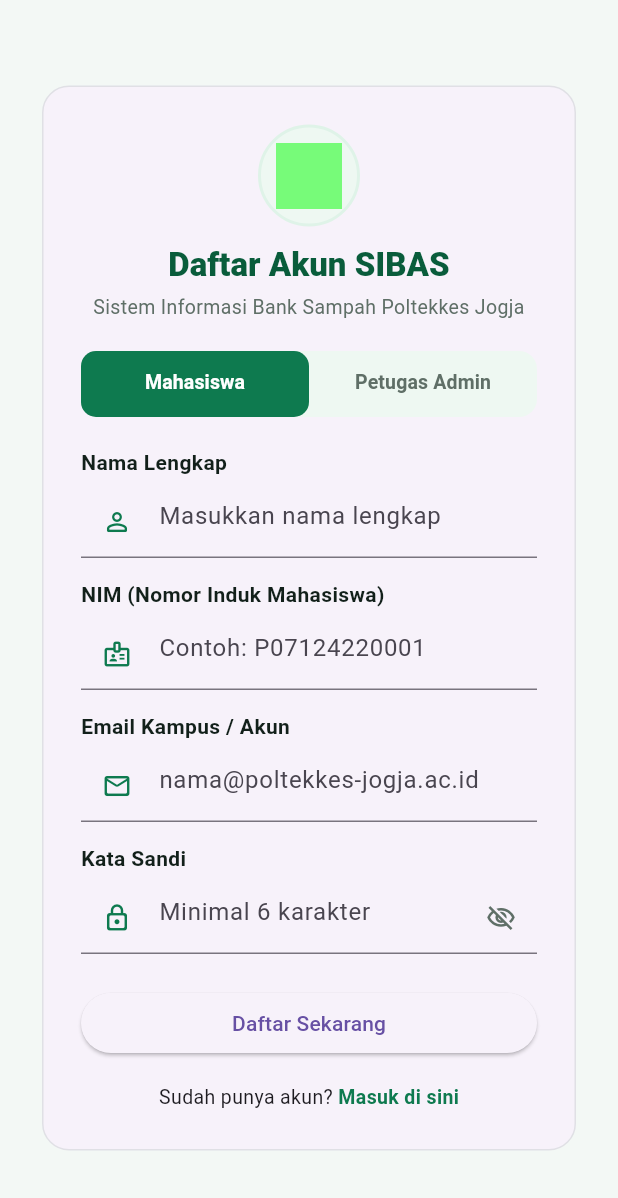
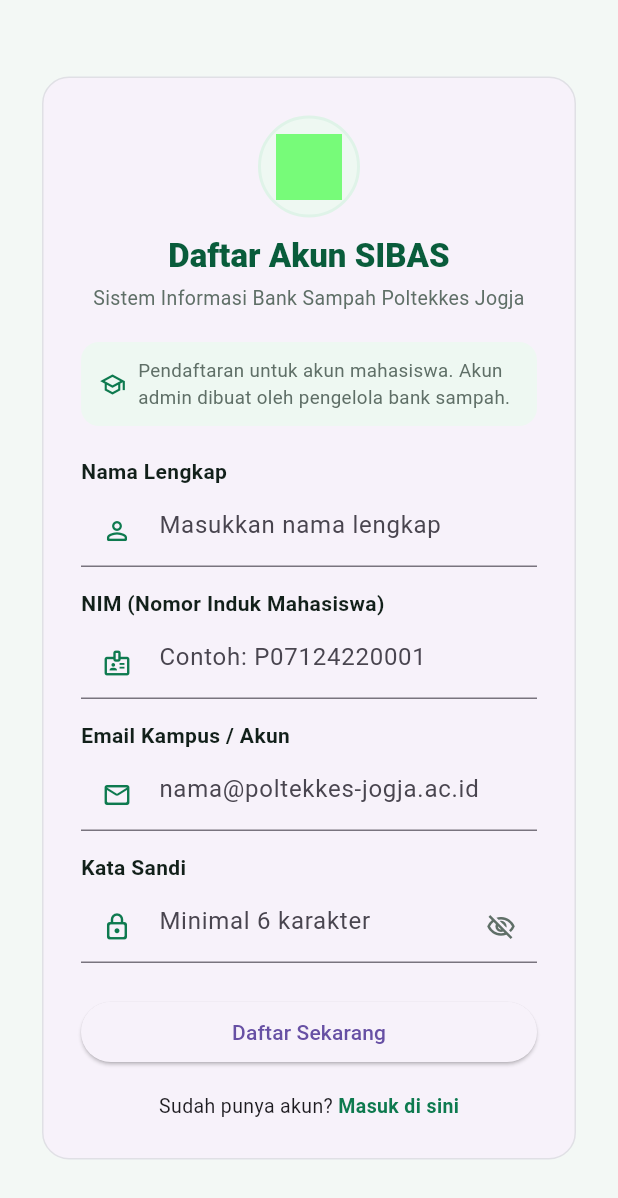
Before and after one commit to rezaghalbi/SIBAS, a Flutter app: the RegisterScreen screen opened directly, on a phone screen of 412 x 824 dp. Shown: the top 1198 px of the screen. Run offline on Flutter 3.47's test engine with Material 3 defaults, Android fonts, the light colour scheme and no system bars; our stand-ins replace flutter_riverpod, go_router, google_fonts, image_picker, qr_flutter, supabase_flutter; missing offline and left inert: mobile_scanner; accounts and stored records are empty.

Commit message:
Perbaiki alur login dan kunci registrasi ke role mahasiswa
Pesan error auth dipetakan ke bahasa Indonesia lewat authErrorMessage;
email_not_confirmed memunculkan panel di layar login dengan tombol kirim
ulang verifikasi. signUp tidak lagi mengirim role dari klien dan
mengembalikan null bila server meminta verifikasi email, sehingga tidak
mengklaim sesi yang belum ada. Tab admin di form registrasi dihapus.

```diff
--- a/lib/features/auth/presentation/screens/register_screen.dart
+++ b/lib/features/auth/presentation/screens/register_screen.dart
@@ -2,6 +2,7 @@
 import 'package:flutter_riverpod/flutter_riverpod.dart';
 import 'package:go_router/go_router.dart';
 import '../../../../core/constants/colors.dart';
+import '../../data/auth_repository.dart';
 import '../providers/auth_provider.dart';
 
 class RegisterScreen extends ConsumerStatefulWidget {
@@ -11,8 +12,7 @@
   ConsumerState<RegisterScreen> createState() => _RegisterScreenState();
 }
 
-class _RegisterScreenState extends ConsumerState<RegisterScreen> with SingleTickerProviderStateMixin {
-  late TabController _tabController;
+class _RegisterScreenState extends ConsumerState<RegisterScreen> {
   final _formKey = GlobalKey<FormState>();
   final _fullNameController = TextEditingController();
   final _nimController = TextEditingController();
@@ -22,14 +22,7 @@
   bool _isLoading = false;
 
   @override
-  void initState() {
-    super.initState();
-    _tabController = TabController(length: 2, vsync: this);
-  }
-
-  @override
   void dispose() {
-    _tabController.dispose();
     _fullNameController.dispose();
     _nimController.dispose();
     _emailController.dispose();
@@ -37,24 +30,25 @@
     super.dispose();
   }
 
-  String get _currentRole => _tabController.index == 0 ? 'mahasiswa' : 'admin';
-
   Future<void> _handleRegister() async {
     if (!_formKey.currentState!.validate()) return;
 
     setState(() => _isLoading = true);
     try {
-      await ref.read(currentUserProvider.notifier).register(
+      final user = await ref.read(currentUserProvider.notifier).register(
             email: _emailController.text,
             password: _passwordController.text,
             fullName: _fullNameController.text,
-            role: _currentRole,
-            nim: _currentRole == 'mahasiswa' ? _nimController.text : null,
+            nim: _nimController.text,
           );
       if (mounted) {
         ScaffoldMessenger.of(context).showSnackBar(
-          const SnackBar(
-            content: Text('Pendaftaran berhasil!'),
+          SnackBar(
+            content: Text(
+              user == null
+                  ? 'Pendaftaran berhasil. Cek email untuk verifikasi sebelum masuk.'
+                  : 'Pendaftaran berhasil!',
+            ),
             backgroundColor: AppColors.primaryMain,
           ),
         );
@@ -63,7 +57,7 @@
       if (mounted) {
         ScaffoldMessenger.of(context).showSnackBar(
           SnackBar(
-            content: Text('Pendaftaran gagal: ${e.toString()}'),
+            content: Text('Pendaftaran gagal: ${authErrorMessage(e)}'),
             backgroundColor: AppColors.danger,
           ),
         );
@@ -143,28 +137,24 @@
                         ),
                         const SizedBox(height: 20),
 
-                        // Tab Pemilihan Role
+                        // Registrasi hanya untuk mahasiswa; akun admin dibuat
+                        // manual lewat Dashboard Supabase.
                         Container(
-                          height: 44,
+                          padding: const EdgeInsets.symmetric(horizontal: 12, vertical: 10),
                           decoration: BoxDecoration(
                             color: AppColors.mintSoftBackground,
                             borderRadius: BorderRadius.circular(12),
                           ),
-                          child: TabBar(
-                            controller: _tabController,
-                            onTap: (_) => setState(() {}),
-                            indicatorSize: TabBarIndicatorSize.tab,
-                            dividerColor: Colors.transparent,
-                            indicator: BoxDecoration(
-                              color: AppColors.primaryMain,
-                              borderRadius: BorderRadius.circular(10),
+                          child: const Row(
+                            children: [
+                              Icon(Icons.school_outlined, size: 18, color: AppColors.primaryMain),
+                              SizedBox(width: 8),
+                              Expanded(
+                                child: Text(
+                                  'Pendaftaran untuk akun mahasiswa. Akun admin dibuat oleh pengelola bank sampah.',
+                                  style: TextStyle(fontSize: 12.5, color: AppColors.textMuted),
                                 ),
-                            labelColor: Colors.white,
-                            unselectedLabelColor: AppColors.textMuted,
-                            labelStyle: const TextStyle(fontWeight: FontWeight.w700, fontSize: 13),
-                            tabs: const [
-                              Tab(text: 'Mahasiswa'),
-                              Tab(text: 'Petugas Admin'),
+                              ),
                             ],
                           ),
                         ),
@@ -192,8 +182,7 @@
                         ),
                         const SizedBox(height: 14),
 
-                        // Input NIM jika tab Mahasiswa aktif
-                        if (_currentRole == 'mahasiswa') ...[
+                        // NIM
                         Text(
                           'NIM (Nomor Induk Mahasiswa)',
                           style: theme.textTheme.bodyMedium?.copyWith(
@@ -210,14 +199,13 @@
                             prefixIcon: Icon(Icons.badge_outlined, color: AppColors.primaryMain, size: 20),
                           ),
                           validator: (val) {
-                              if (_currentRole == 'mahasiswa' && (val == null || val.trim().isEmpty)) {
-                                return 'NIM wajib diisi untuk mahasiswa';
+                            if (val == null || val.trim().isEmpty) {
+                              return 'NIM wajib diisi';
                             }
                             return null;
                           },
                         ),
                         const SizedBox(height: 14),
-                        ],
 
                         // Email
                         Text(
```
Also changed, not shown: lib/features/auth/data/auth_repository.dart (+49 -20 lines), lib/features/auth/presentation/providers/auth_provider.dart (+8 -3 lines), lib/features/auth/presentation/screens/login_screen.dart (+97 -1 lines). Lines whose indentation alone changed are shown as unchanged.
